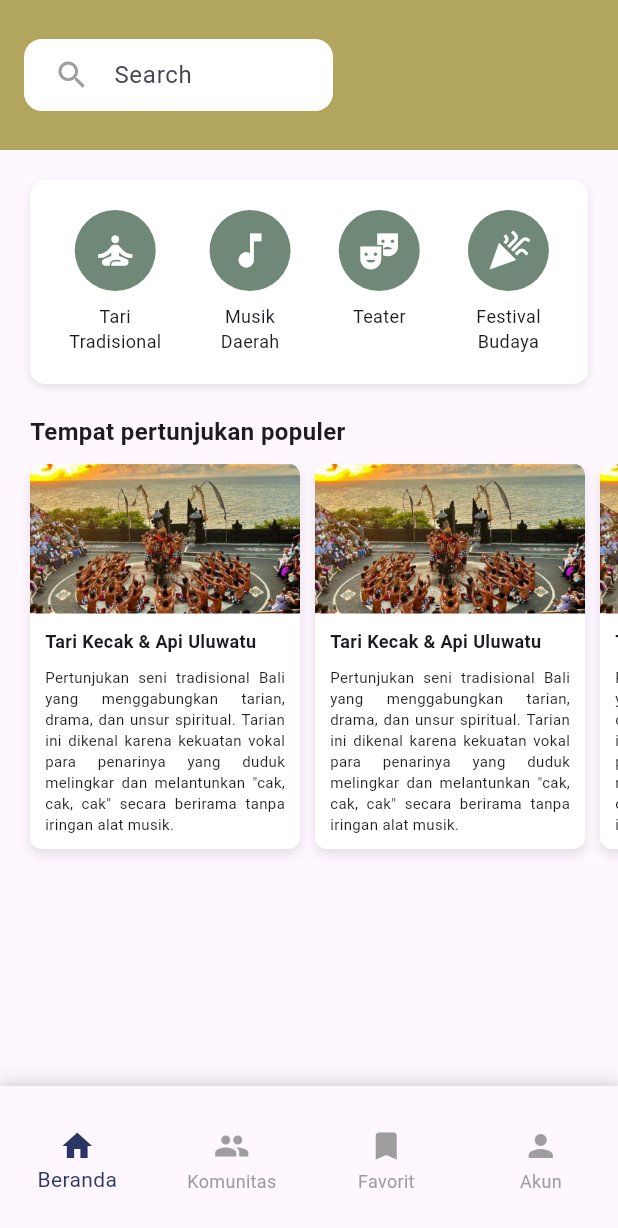
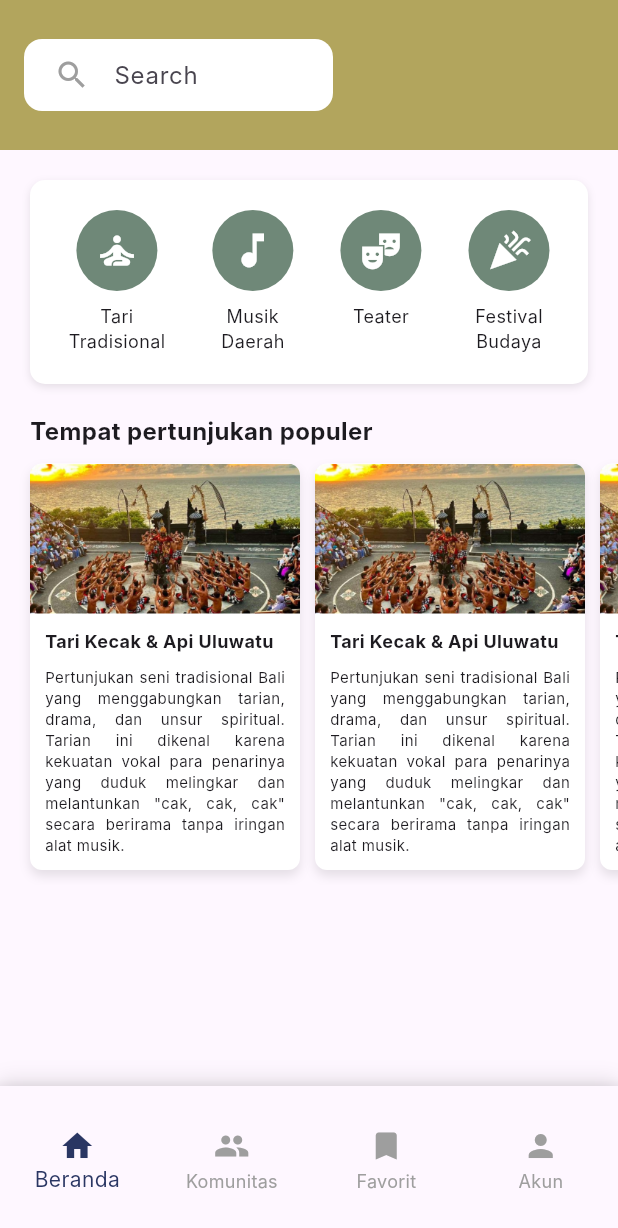
Before and after one commit to agunglaksonoputra/senada-project, a Flutter app: the screen it shows after launch, on a phone screen of 412 x 824 dp. Shown: the top 1228 px of the screen. Run offline on Flutter 3.47's test engine with Material 3 defaults, Android fonts, the phone set to English and light mode, and no system bars; Roboto replaces fonts that are missing (Inter).

Commit message:
refactor: change main root from homepage to main

```diff
--- a/lib/main.dart
+++ b/lib/main.dart
@@ -2,16 +2,25 @@ import 'package:flutter/material.dart';
 import 'package:senada/screens/HomePage/homepage_screen.dart';
 
 void main() {
-  runApp(MainApp());
+  runApp(const MainApp());
 }
 
 class MainApp extends StatelessWidget {
+  const MainApp({super.key});
+
   @override
   Widget build(BuildContext context) {
     return MaterialApp(
-      initialRoute: '/',
+      debugShowCheckedModeBanner: false,
+      title: 'Senada App',
+      theme: ThemeData(
+        primarySwatch: Colors.blue,
+        fontFamily: 'Inter',
+      ),
+      initialRoute: '/', // rute awal aplikasi
       routes: {
-        '/': (context) => HomePage(),
+        '/': (context) => const HomePage(),
+        // Tambahkan rute lainnya di sini jika perlu
       },
     );
   }
--- a/lib/screens/HomePage/homepage_screen.dart
+++ b/lib/screens/HomePage/homepage_screen.dart
@@ -1,24 +1,4 @@
 import 'package:flutter/material.dart';
-
-void main() {
-  runApp(const MyApp());
-}
-
-class MyApp extends StatelessWidget {
-  const MyApp({super.key});
-
-  @override
-  Widget build(BuildContext context) {
-    return MaterialApp(
-      debugShowCheckedModeBanner: false,
-      theme: ThemeData(
-        primarySwatch: Colors.blue,
-        fontFamily: 'Inter',
-      ),
-      home: const HomePage(),
-    );
-  }
-}
 
 class HomePage extends StatelessWidget {
   const HomePage({super.key});
```
